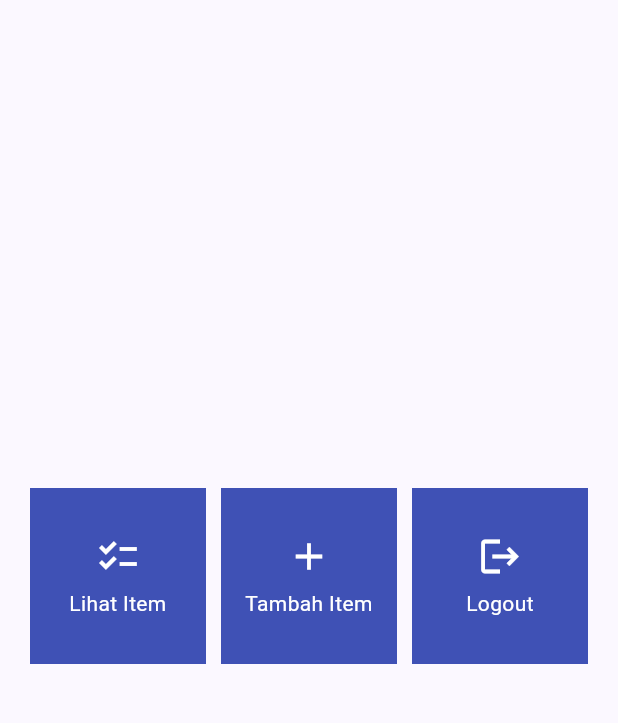
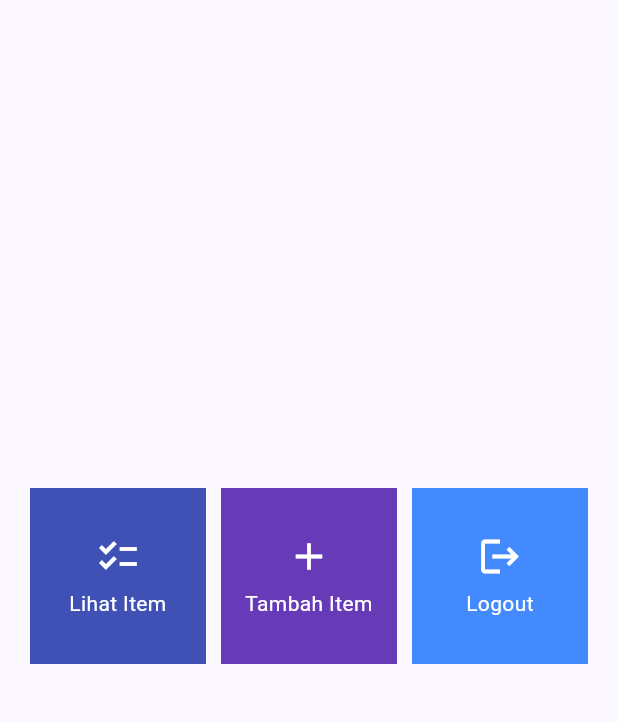
Before and after one commit to FarrellMuhammadHanau/cargoship-mobile, a Flutter app: the screen it shows after launch, on a phone screen of 412 x 824 dp, the part 84-807 px from its top. Run offline on Flutter 3.47's test engine with Material 2 defaults, Android fonts, the phone set to English and light mode, and no system bars.

Commit message:
Finished tugas 7

```diff
--- a/lib/menu.dart
+++ b/lib/menu.dart
@@ -3,8 +3,9 @@
 class Item {
   final String name;
   final IconData icon;
+  final Color color;
 
-  Item(this.name, this.icon);
+  Item(this.name, this.icon, this.color);
 }
 
 class ItemCard extends StatelessWidget {
@@ -14,7 +15,7 @@
   @override
   Widget build(BuildContext context) {
     return Material(
-      color: Colors.indigo,
+      color: this.item.color,
       child: InkWell (
         onTap: () {
           ScaffoldMessenger.of(context)..hideCurrentSnackBar()..showSnackBar(SnackBar(content: Text("Kamu telah menekan tombol ${item.name}!")));
@@ -58,9 +59,9 @@
   // always marked "final".
 
   final List<Item> items = [
-    Item("Lihat Item", Icons.checklist),
-    Item("Tambah Item", Icons.add),
-    Item("Logout", Icons.logout),
+    Item("Lihat Item", Icons.checklist, Colors.indigo),
+    Item("Tambah Item", Icons.add, Colors.deepPurple),
+    Item("Logout", Icons.logout, Colors.blueAccent),
   ];
 
   @override
```
Also changed, not shown: 1 other file.
